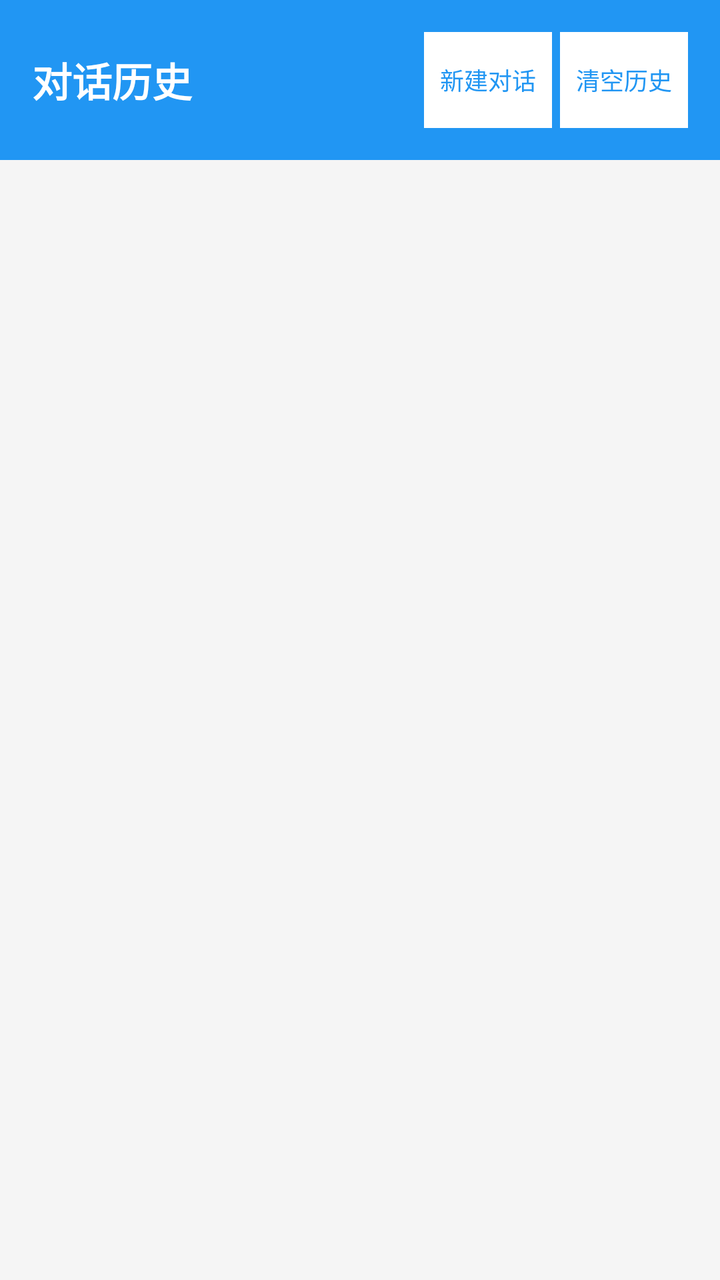
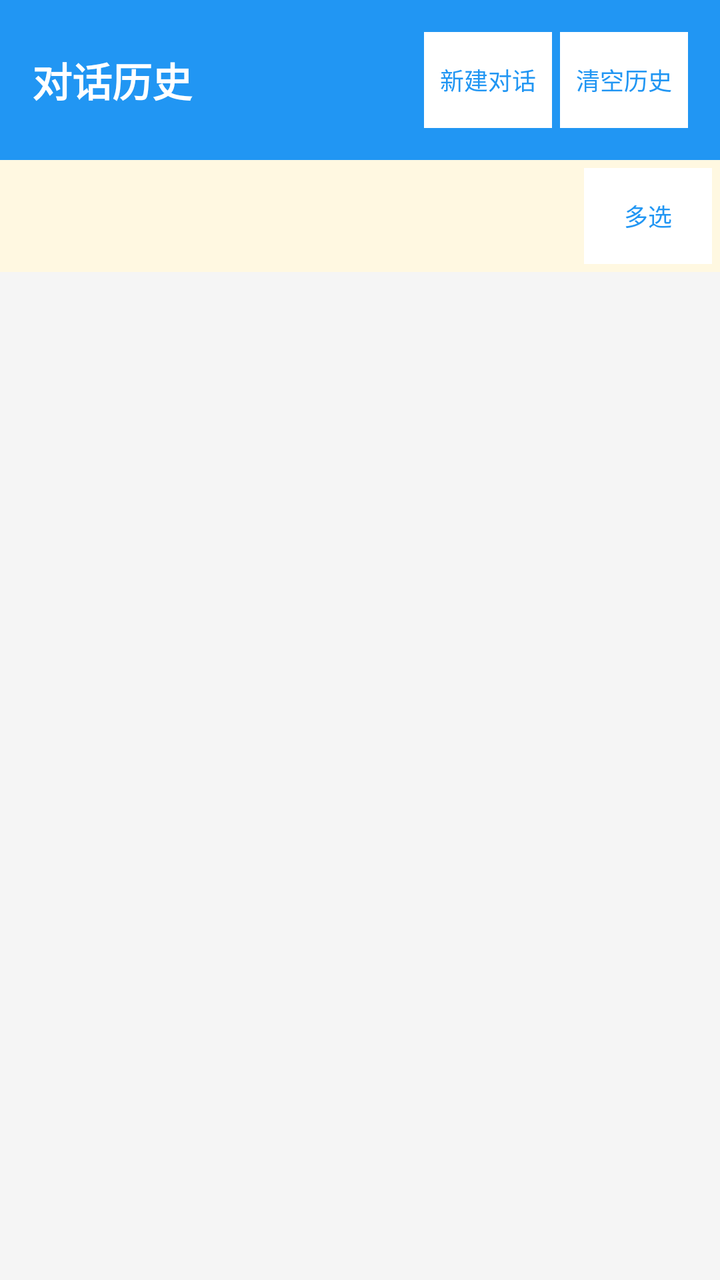

Before-and-after screenshots of an Android layout around one commit, followed by the original layout XML and the change that was made.
<!-- AndroidManifest.xml: application theme AppTheme -->
<!-- res/layout/activity_conversation_manager.xml -->
<?xml version="1.0" encoding="utf-8"?>
<LinearLayout xmlns:android="http://schemas.android.com/apk/res/android"
    android:orientation="vertical"
    android:background="@color/background"
    android:layout_width="match_parent"
    android:layout_height="match_parent">

    <LinearLayout
        android:gravity="center_vertical"
        android:orientation="horizontal"
        android:background="@color/primary"
        android:padding="16dp"
        android:layout_width="match_parent"
        android:layout_height="wrap_content">
        <TextView
            android:textSize="20sp"
            android:textStyle="bold"
            android:textColor="@android:color/white"
            android:layout_width="0dp"
            android:layout_height="wrap_content"
            android:text="对话历史"
            android:layout_weight="1"/>
        <Button
            android:textSize="12sp"
            android:textColor="@color/primary"
            android:id="@+id/new_conversation_button"
            android:background="@android:color/white"
            android:padding="8dp"
            android:layout_width="wrap_content"
            android:layout_height="wrap_content"
            android:layout_marginRight="4dp"
            android:text="@string/new_conversation"/>
        <Button
            android:textSize="12sp"
            android:textColor="@color/primary"
            android:id="@+id/clear_history_button"
            android:background="@android:color/white"
            android:padding="8dp"
            android:layout_width="wrap_content"
            android:layout_height="wrap_content"
            android:text="清空历史"/>
    </LinearLayout>

    <ListView
        android:id="@+id/conversation_list"
        android:padding="8dp"
        android:longClickable="true"
        android:layout_width="match_parent"
        android:layout_height="match_parent"
        android:divider="@color/gray"
        android:dividerHeight="1dp"
        android:choiceMode="singleChoice"/>
</LinearLayout>
<!-- resources referenced by this layout -->
<resources>
  <color name="background">#f5f5f5</color>
  <color name="gray">#cccccc</color>
  <color name="primary">#2196f3</color>
  <string name="new_conversation">新建对话</string>
  <style name="AppTheme" parent="@android:style/Theme.Holo.Light">
          <item name="android:windowBackground">@color/background</item>
          <item name="android:actionBarStyle">@style/ActionBarStyle</item>
      </style>
  <style name="ActionBarStyle" parent="@android:style/Widget.Holo.Light.ActionBar">
          <item name="android:background">@color/primary</item>
      </style>
</resources>

<!-- the commit's change to res/layout/activity_conversation_manager.xml (unified diff, before → after) -->
@@ -41,12 +41,91 @@
             android:text="清空历史"/>
     </LinearLayout>
 
+    <LinearLayout
+        android:id="@+id/selection_bar"
+        android:orientation="vertical"
+        android:background="#FFF8E1"
+        android:padding="4dp"
+        android:layout_width="match_parent"
+        android:layout_height="wrap_content">
+        <LinearLayout
+            android:gravity="center_vertical"
+            android:orientation="horizontal"
+            android:layout_width="match_parent"
+            android:layout_height="wrap_content">
+            <TextView
+                android:id="@+id/selection_count"
+                android:textSize="12sp"
+                android:textColor="#8D6E00"
+                android:layout_width="0dp"
+                android:layout_height="wrap_content"
+                android:layout_weight="1"/>
+            <Button
+                android:id="@+id/select_mode_button"
+                android:textSize="12sp"
+                android:textColor="@color/primary"
+                android:background="@android:color/white"
+                android:padding="6dp"
+                android:layout_width="wrap_content"
+                android:layout_height="wrap_content"
+                android:text="多选"/>
+            <Button
+                android:id="@+id/selection_cancel_button"
+                android:textSize="12sp"
+                android:textColor="@color/primary"
+                android:background="@android:color/white"
+                android:padding="6dp"
+                android:visibility="gone"
+                android:layout_width="wrap_content"
+                android:layout_height="wrap_content"
+                android:text="取消"/>
+        </LinearLayout>
+        <LinearLayout
+            android:id="@+id/selection_actions"
+            android:orientation="horizontal"
+            android:visibility="gone"
+            android:layout_width="match_parent"
+            android:layout_height="wrap_content">
+            <Button
+                android:id="@+id/selection_all_button"
+                android:textSize="12sp"
+                android:textColor="@color/primary"
+                android:background="@android:color/white"
+                android:padding="6dp"
+                android:layout_width="0dp"
+                android:layout_height="wrap_content"
+                android:layout_weight="1"
+                android:text="全选"/>
+            <Button
+                android:id="@+id/selection_invert_button"
+                android:textSize="12sp"
+                android:textColor="@color/primary"
+                android:background="@android:color/white"
+                android:padding="6dp"
+                android:layout_width="0dp"
+                android:layout_height="wrap_content"
+                android:layout_weight="1"
+                android:text="反选"/>
+            <Button
+                android:id="@+id/selection_delete_button"
+                android:textSize="12sp"
+                android:textColor="@color/primary"
+                android:background="@android:color/white"
+                android:padding="6dp"
+                android:layout_width="0dp"
+                android:layout_height="wrap_content"
+                android:layout_weight="1"
+                android:text="删除选中"/>
+        </LinearLayout>
+    </LinearLayout>
+
     <ListView
         android:id="@+id/conversation_list"
         android:padding="8dp"
         android:longClickable="true"
         android:layout_width="match_parent"
-        android:layout_height="match_parent"
+        android:layout_height="0dp"
+        android:layout_weight="1"
         android:divider="@color/gray"
         android:dividerHeight="1dp"
         android:choiceMode="singleChoice"/>
